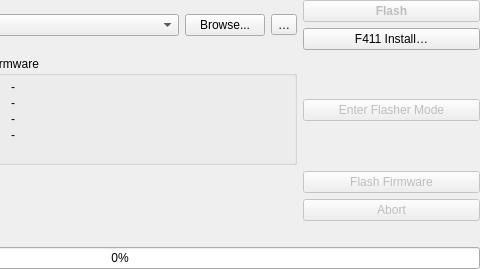
Above: src/widgets/adv-settings/flasher.ui from anpeaco/FreeJoyXConfiguratorQt before the change; both pictures show x 240 to 720 and y 0 to 269 of the 720 by 269 pixel window. Below: the same form after it.
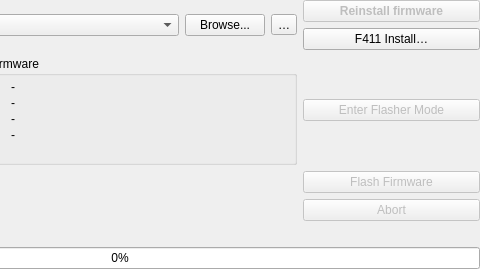
That is the form after the change.

Commit message: Flasher: add "Reinstall firmware" button for same-version reflash

```diff
--- a/src/widgets/adv-settings/flasher.ui
+++ b/src/widgets/adv-settings/flasher.ui
@@ -213,7 +213,7 @@
         <string>Flash in one click&#10;&#10;- Runs the full backup -&gt; bootloader -&gt; flash -&gt; restore sequence.&#10;- Shows a confirmation dialog with the planned steps before any device state changes.</string>
        </property>
        <property name="text">
-        <string>Flash</string>
+        <string>Reinstall firmware</string>
        </property>
        <property name="styleSheet">
         <string notr="true">font-weight:600;</string>
```
Left out of the diff: 2 changed lines with no effect on the pictures. The commit also changes 3 other files.
